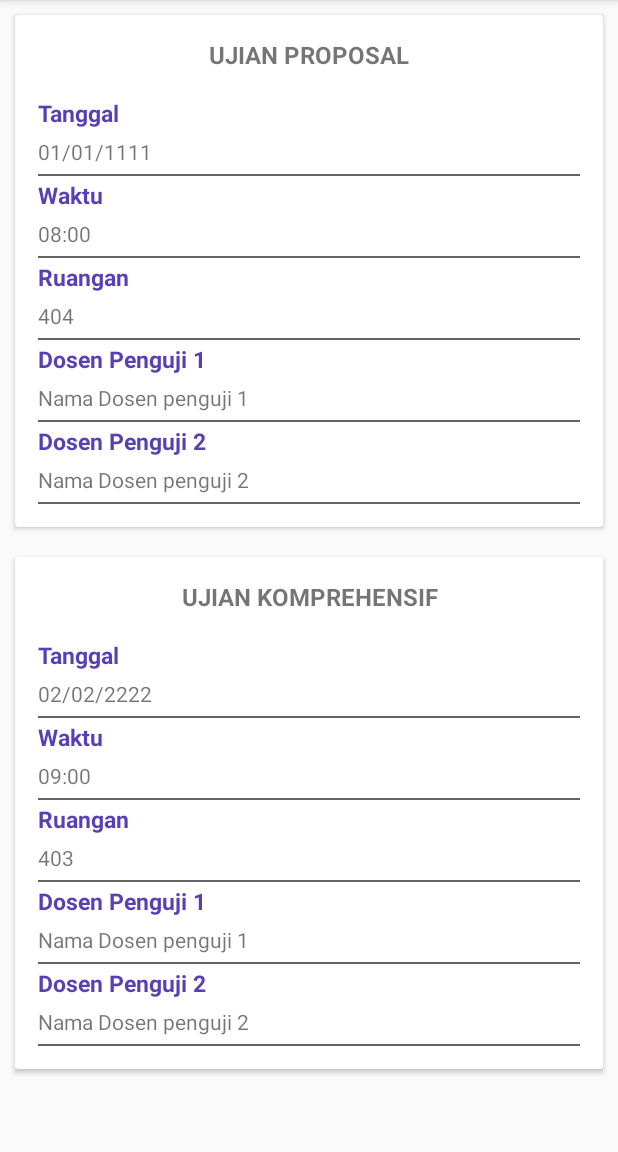
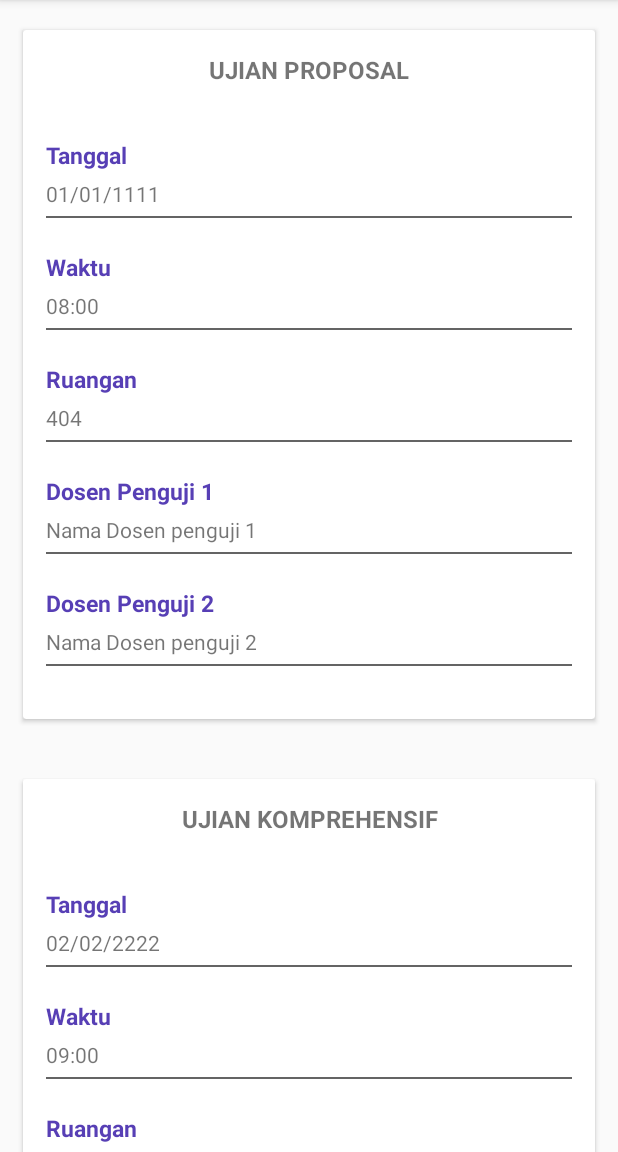
Before and after one commit to ryan-andri/UBD_Notifikasi-TA, an Android app: the fragment JadwalFragment shown on its own in the app's theme, on a phone screen of 412 x 824 dp, the part 84-1236 px from its top. Run offline under Robolectric (Android 15) with nearby library versions, the phone set to English and light mode, and no system bars.

Commit message:
fixed layout jadwal
Signed-off-by: Ryan Andri <ryanandri@linuxmail.org>

```diff
--- a/app/src/main/res/layout/list_jadwal.xml
+++ b/app/src/main/res/layout/list_jadwal.xml
@@ -1,8 +1,13 @@
 <?xml version="1.0" encoding="utf-8"?>
 <LinearLayout xmlns:android="http://schemas.android.com/apk/res/android"
     xmlns:app="http://schemas.android.com/apk/res-auto"
-    android:orientation="vertical" android:layout_width="match_parent"
-    android:layout_height="wrap_content">
+    android:orientation="vertical"
+    android:layout_width="match_parent"
+    android:layout_height="wrap_content"
+    android:paddingTop="10dp"
+    android:paddingBottom="10dp"
+    android:paddingLeft="5dp"
+    android:paddingRight="5dp">
 
     <android.support.v7.widget.CardView
         android:layout_margin="10dp"
@@ -20,7 +25,7 @@
                 android:text="@string/UP"
                 android:textSize="16sp"
                 android:textStyle="bold"
-                android:layout_marginBottom="12dp"
+                android:layout_marginBottom="30dp"
                 android:gravity="center"
                 android:layout_width="match_parent"
                 android:layout_height="wrap_content" />
@@ -46,6 +51,7 @@
                 android:layout_width="match_parent"
                 android:layout_height="1dp"
                 android:layout_marginTop="5dp"
+                android:layout_marginBottom="20dp"
                 android:background="@color/colorGreyLight" />
             <!-- Start -->
 
@@ -70,6 +76,7 @@
                 android:layout_width="match_parent"
                 android:layout_height="1dp"
                 android:layout_marginTop="5dp"
+                android:layout_marginBottom="20dp"
                 android:background="@color/colorGreyLight" />
             <!-- Start -->
 
@@ -94,6 +101,7 @@
                 android:layout_width="match_parent"
                 android:layout_height="1dp"
                 android:layout_marginTop="5dp"
+                android:layout_marginBottom="20dp"
                 android:background="@color/colorGreyLight" />
             <!-- Start -->
 
@@ -118,6 +126,7 @@
                 android:layout_width="match_parent"
                 android:layout_height="1dp"
                 android:layout_marginTop="5dp"
+                android:layout_marginBottom="20dp"
                 android:background="@color/colorGreyLight" />
             <!-- Start -->
 
@@ -142,6 +151,7 @@
                 android:layout_width="match_parent"
                 android:layout_height="1dp"
                 android:layout_marginTop="5dp"
+                android:layout_marginBottom="20dp"
                 android:background="@color/colorGreyLight" />
             <!-- Start -->
 
```
Also changed, not shown: app/src/main/AndroidManifest.xml (+6 -1 lines).
